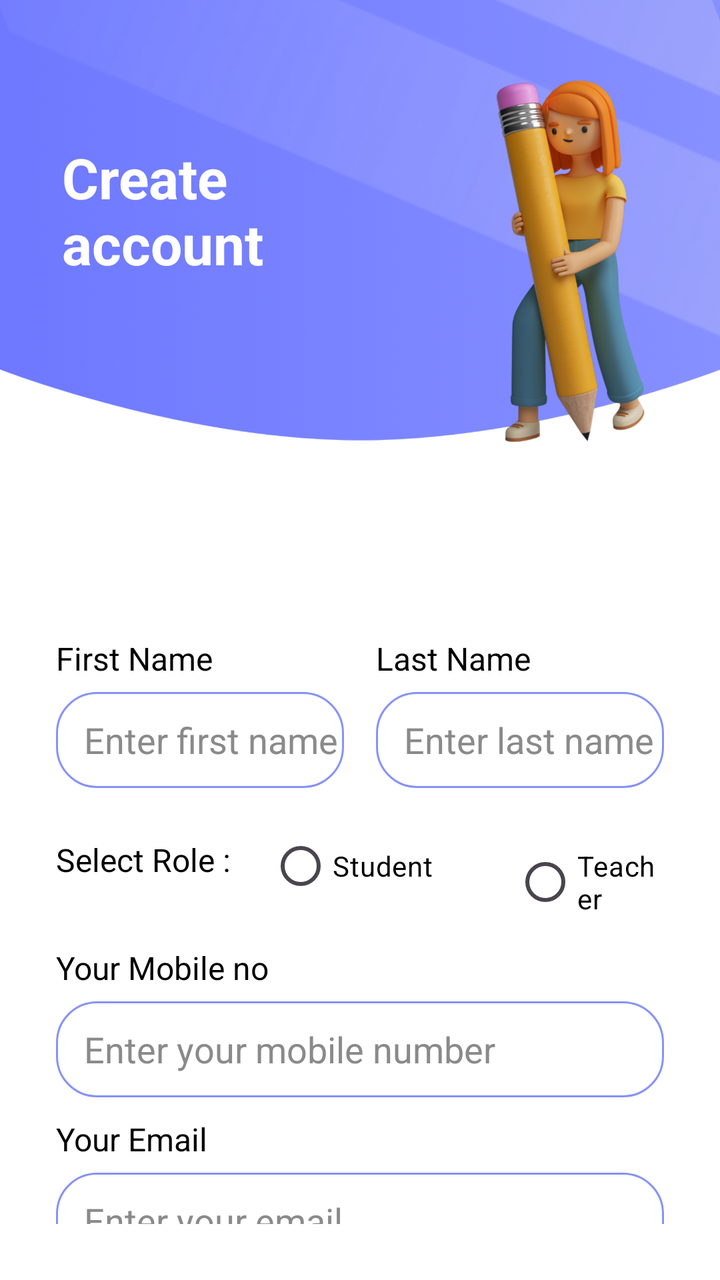
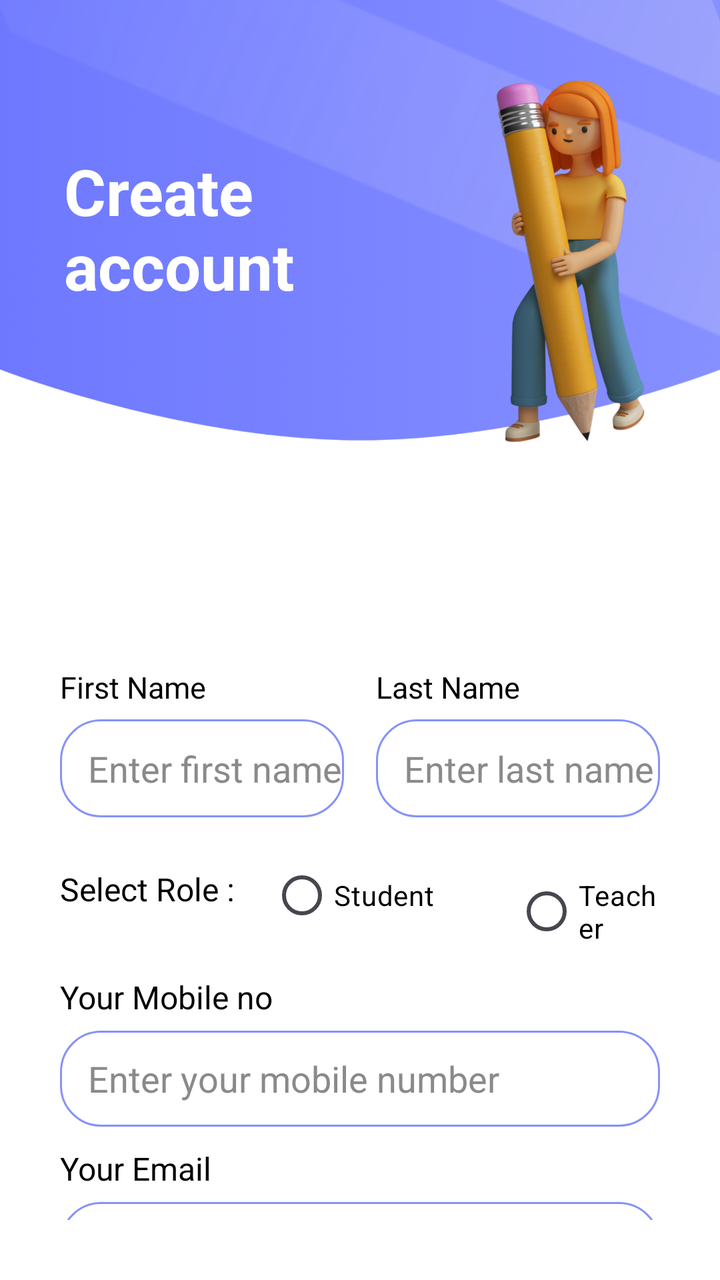

Screens rendered from an Android XML layout before and after an edit, with the pre-edit source and the edit as a unified diff.
<!-- AndroidManifest.xml: application theme Theme.TSTAR -->
<!-- res/layout/tstar_signup_activity.xml -->
<?xml version="1.0" encoding="utf-8"?>
<androidx.constraintlayout.widget.ConstraintLayout xmlns:android="http://schemas.android.com/apk/res/android"
    xmlns:app="http://schemas.android.com/apk/res-auto"
    android:layout_width="match_parent"
    android:layout_height="match_parent"
    android:background="@color/white">

    <LinearLayout
        android:id="@+id/entry_page_ll_id1"
        android:layout_width="match_parent"
        android:layout_height="match_parent"
        android:orientation="vertical"
        android:background="@drawable/finalist_signup_bg">

        
        <TextView
            android:layout_width="wrap_content"
            android:layout_height="wrap_content"
            android:text="Create\naccount"
            android:textSize="28sp"
            android:textStyle="bold"
            android:textColor="@color/white"
            android:layout_marginTop="70dp"
            android:layout_marginLeft="31dp" />

        <LinearLayout
            android:layout_width="match_parent"
            android:layout_height="match_parent"
            android:orientation="vertical"
            android:padding="28dp"
            android:layout_marginTop="150dp">

            
            <LinearLayout
                android:layout_width="match_parent"
                android:layout_height="wrap_content"
                android:orientation="horizontal"
                android:weightSum="2">

                
                <LinearLayout
                    android:layout_width="0dp"
                    android:layout_height="wrap_content"
                    android:layout_weight="1"
                    android:orientation="vertical"
                    android:paddingEnd="8dp">

                    <TextView
                        android:layout_width="wrap_content"
                        android:layout_height="wrap_content"
                        android:text="First Name"
                        android:textColor="@color/black"
                        android:textSize="16sp" />

                    <EditText
                        android:id="@+id/et_signup_firstname"
                        android:layout_width="match_parent"
                        android:layout_height="48dp"
                        android:background="@drawable/s_edittext_border"
                        android:paddingStart="14dp"
                        android:hint="Enter first name"
                        android:textColor="@color/black"
                        android:textColorHint="#8A8A8A"
                        android:layout_marginTop="6dp"
                        android:inputType="textPersonName" />
                </LinearLayout>

                
                <LinearLayout
                    android:layout_width="0dp"
                    android:layout_height="wrap_content"
                    android:layout_weight="1"
                    android:orientation="vertical"
                    android:paddingStart="8dp">

                    <TextView
                        android:layout_width="wrap_content"
                        android:layout_height="wrap_content"
                        android:text="Last Name"
                        android:textColor="@color/black"
                        android:textSize="16sp" />

                    <EditText
                        android:id="@+id/et_signup_lastname"
                        android:layout_width="match_parent"
                        android:layout_height="48dp"
                        android:background="@drawable/s_edittext_border"
                        android:paddingStart="14dp"
                        android:hint="Enter last name"
                        android:textColor="@color/black"
                        android:textColorHint="#8A8A8A"
                        android:layout_marginTop="6dp"
                        android:inputType="textPersonName" />
                </LinearLayout>

            </LinearLayout>


            <LinearLayout
                android:layout_width="match_parent"
                android:layout_height="wrap_content"
                android:orientation="horizontal"
                android:weightSum="2"
                android:layout_marginTop="11dp">

                
                <TextView
                    android:layout_width="0dp"
                    android:layout_height="wrap_content"
                    android:text="Select Role :"
                    android:textColor="@color/black"
                    android:textSize="16sp"
                    android:layout_marginTop="14dp"
                    android:layout_weight="0.7"/>

                <RadioGroup
                    android:id="@+id/rg_signup_select_role"
                    android:layout_width="0dp"
                    android:layout_height="wrap_content"
                    android:orientation="horizontal"
                    android:layout_marginTop="4dp"
                    android:layout_weight="1.3">

                    <RadioButton
                        android:id="@+id/rb_signup_studentrole"
                        android:layout_width="wrap_content"
                        android:layout_height="wrap_content"
                        android:text="Student"
                        android:textColor="@color/black" />

                    <RadioButton
                        android:id="@+id/rb_signup_teacherrole"
                        android:layout_width="wrap_content"
                        android:layout_height="wrap_content"
                        android:text="Teacher"
                        android:layout_marginStart="40dp"
                        android:textColor="@color/black" />
                </RadioGroup>

            </LinearLayout>

            
            <TextView
                android:layout_width="wrap_content"
                android:layout_height="wrap_content"
                android:text="Your Mobile no"
                android:textColor="@color/black"
                android:textSize="16sp"
                android:layout_marginTop="16dp" />

            <EditText
                android:id="@+id/et_signup_mobile"
                android:layout_width="match_parent"
                android:layout_height="48dp"
                android:background="@drawable/s_edittext_border"
                android:paddingStart="14dp"
                android:hint="Enter your mobile number"
                android:textColor="@color/black"
                android:textColorHint="#8A8A8A"
                android:layout_marginTop="6dp"
                android:inputType="number"
                android:maxLength="10"/>

            
            <TextView
                android:layout_width="wrap_content"
                android:layout_height="wrap_content"
                android:text="Your Email"
                android:textColor="@color/black"
                android:textSize="16sp"
                android:layout_marginTop="10dp" />

            <EditText
                android:id="@+id/et_signup_email"
                android:layout_width="match_parent"
                android:layout_height="48dp"
                android:background="@drawable/s_edittext_border"
                android:paddingStart="14dp"
                android:hint="Enter your email"
                android:textColor="@color/black"
                android:textColorHint="#8A8A8A"
                android:layout_marginTop="6dp"
                android:inputType="textEmailAddress" />

            
            <TextView
                android:layout_width="wrap_content"
                android:layout_height="wrap_content"
                android:text="Your Password"
                android:textColor="@color/black"
                android:textSize="16sp"
                android:layout_marginTop="12dp" />

            <EditText
                android:id="@+id/et_signup_password"
                android:layout_width="match_parent"
                android:layout_height="48dp"
                android:background="@drawable/s_edittext_border"
                android:paddingStart="14dp"
                android:hint="Enter your password"
                android:inputType="textPassword"
                android:textColor="@color/black"
                android:textColorHint="#8A8A8A"
                android:layout_marginTop="6dp" />




            
            <androidx.appcompat.widget.AppCompatButton
                android:id="@+id/btn_signup"
                android:layout_width="match_parent"
                android:layout_height="50dp"
                android:text="Register"
                android:textAllCaps="false"
                android:textSize="17dp"
                android:textStyle="bold"
                android:textColor="@color/black"
                android:background="@drawable/s_btn_bg_shape"
                android:layout_marginTop="18dp" />

            
            <TextView
                android:id="@+id/tv_login_on_signup_page"
                android:layout_width="wrap_content"
                android:layout_height="wrap_content"
                android:text="Already have an account? Login!"
                android:textSize="13sp"
                android:textColor="@color/black"
                android:layout_gravity="center"
                android:layout_marginTop="8dp" />

        </LinearLayout>

    </LinearLayout>

</androidx.constraintlayout.widget.ConstraintLayout>
<!-- resources referenced by this layout -->
<resources>
  <color name="black">#FF000000</color>
  <color name="white">#FFFFFF</color>
  <!-- drawable finalist_signup_bg: png bitmap (drawable, 904054 bytes) -->
  <!-- drawable s_btn_bg_shape (drawable) -->
  <?xml version="1.0" encoding="utf-8"?>
  <shape
      xmlns:android="http://schemas.android.com/apk/res/android"
      android:shape="rectangle">
  
      <stroke
          android:width="0.8dp"
          android:color="@color/Lavender"/>
      <corners
          android:radius="20dp"/>
  
      <gradient
          android:startColor="#A5ADF2"
          android:endColor="@color/white"
          android:angle="90"/>
  
  
  
  
  </shape>
  <!-- drawable s_edittext_border (drawable) -->
  <?xml version="1.0" encoding="utf-8"?>
  <shape
      xmlns:android="http://schemas.android.com/apk/res/android"
      android:shape="rectangle">
  
      <stroke
          android:width="1.1dp"
          android:color="@color/Lavender"/>
      <corners
          android:radius="20dp"/>
  
  
  
  
  </shape>
  <style name="Theme.TSTAR" parent="Base.Theme.TSTAR" />
  <color name="Lavender">#8692f7</color>
  <style name="Base.Theme.TSTAR" parent="Theme.Material3.DayNight.NoActionBar">
          
          
      </style>
</resources>

<!-- the commit's change to res/layout/tstar_signup_activity.xml (unified diff, before → after) -->
@@ -17,18 +17,19 @@
             android:layout_width="wrap_content"
             android:layout_height="wrap_content"
             android:text="Create\naccount"
-            android:textSize="28sp"
+            android:textSize="32sp"
             android:textStyle="bold"
             android:textColor="@color/white"
-            android:layout_marginTop="70dp"
-            android:layout_marginLeft="31dp" />
+            android:layout_marginTop="74dp"
+            android:layout_marginLeft="32dp" />
 
         <LinearLayout
             android:layout_width="match_parent"
             android:layout_height="match_parent"
             android:orientation="vertical"
-            android:padding="28dp"
-            android:layout_marginTop="150dp">
+            android:padding="30dp"
+            android:layout_marginTop="149dp">
+
 
             
             <LinearLayout
@@ -50,12 +51,12 @@
                         android:layout_height="wrap_content"
                         android:text="First Name"
                         android:textColor="@color/black"
-                        android:textSize="16sp" />
+                        android:textSize="15sp" />
 
                     <EditText
                         android:id="@+id/et_signup_firstname"
                         android:layout_width="match_parent"
-                        android:layout_height="48dp"
+                        android:layout_height="49dp"
                         android:background="@drawable/s_edittext_border"
                         android:paddingStart="14dp"
                         android:hint="Enter first name"
@@ -78,12 +79,12 @@
                         android:layout_height="wrap_content"
                         android:text="Last Name"
                         android:textColor="@color/black"
-                        android:textSize="16sp" />
+                        android:textSize="15sp" />
 
                     <EditText
                         android:id="@+id/et_signup_lastname"
                         android:layout_width="match_parent"
-                        android:layout_height="48dp"
+                        android:layout_height="49dp"
                         android:background="@drawable/s_edittext_border"
                         android:paddingStart="14dp"
                         android:hint="Enter last name"
